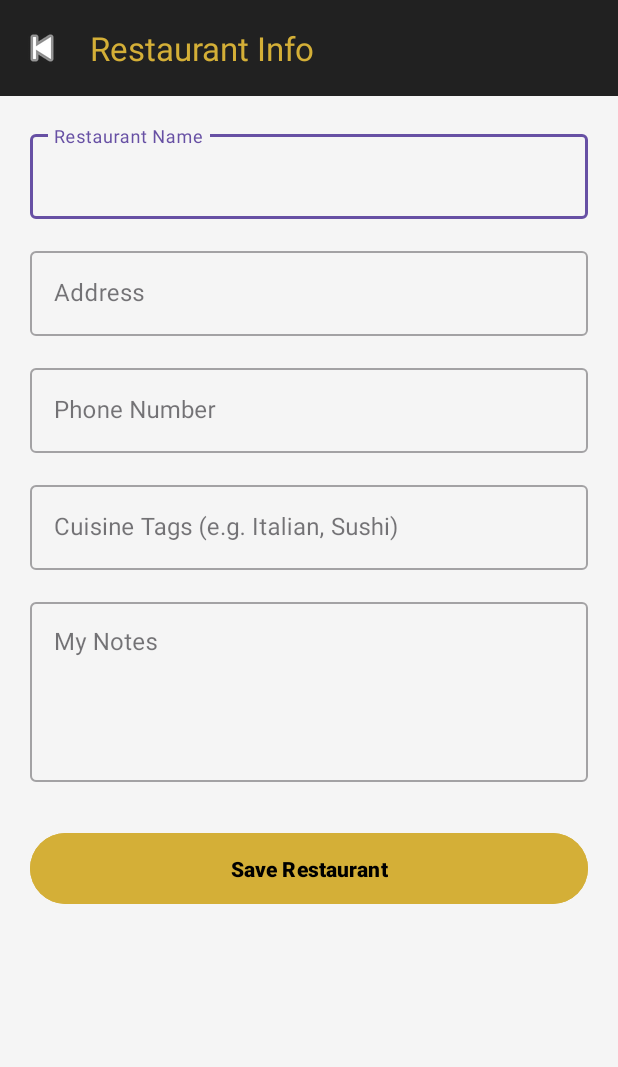
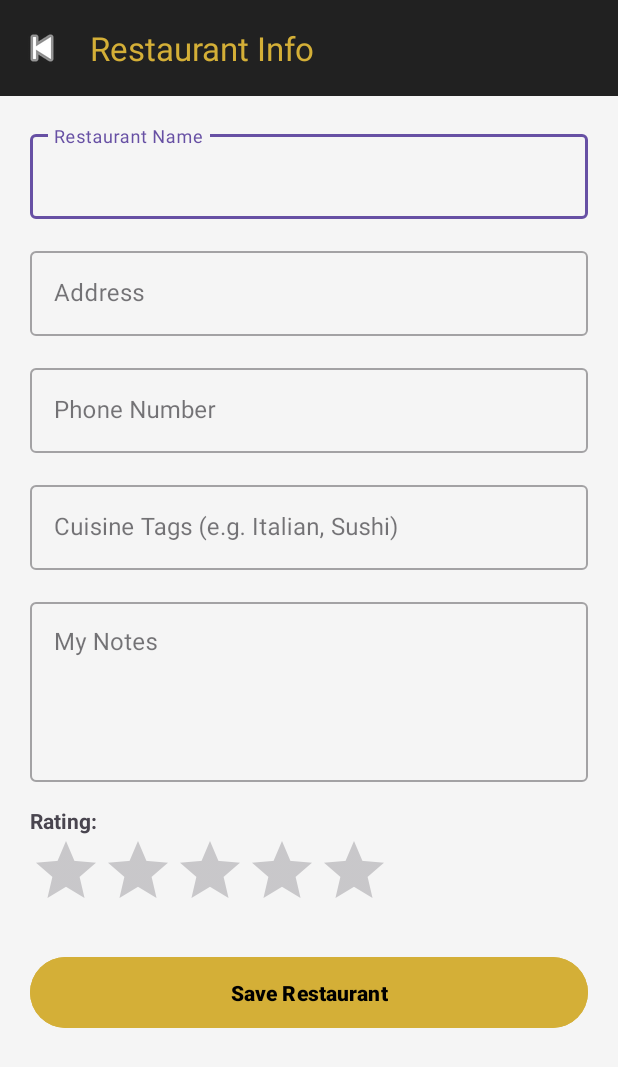
Before and after one commit to YousufSal128/G18-Personal_Restaurant_Guide-Project-Comp3074, an Android app: the screen it shows after launch (RestaurantFormActivity), after a tap on "+ Add Restaurant", on a phone screen of 412 x 824 dp. Shown: the top 1067 px of the screen. Run offline under Robolectric (Android 15) with nearby library versions, the phone set to English and light mode, and no system bars.

Commit message:
added rating 1-5 stars system

```diff
--- a/app/src/main/java/com/example/g18_project_comp3074/DBHelper.java
+++ b/app/src/main/java/com/example/g18_project_comp3074/DBHelper.java
@@ -13,7 +13,7 @@ class DBHelper extends SQLiteOpenHelper {
 
     private Context context;
     public static final String DBName = "G18_Project_COMP3074.db";
-    public static final int version = 1;
+    public static final int version = 2;
 
     public static final String TABLE_NAME = "Restaurants";
     public static final String COLUMN_ID = "_id";
@@ -30,7 +30,7 @@ class DBHelper extends SQLiteOpenHelper {
 
     public DBHelper(@Nullable Context context) {
         super(context, DBName, factory, version);
-        this.context = context; // assign context
+        this.context = context;
     }
 
     @Override
@@ -39,7 +39,7 @@ class DBHelper extends SQLiteOpenHelper {
                 COLUMN_ID + " INTEGER PRIMARY KEY AUTOINCREMENT, " +
                 COLUMN_NAME + " TEXT, " +
                 COLUMN_PHONE + " TEXT, " +
-                COLUMN_RATING + " REAL, " +
+                COLUMN_RATING + " REAL, " + // Added Rating
                 COLUMN_TAGS + " TEXT, " +
                 COLUMN_NOTES + " TEXT, " +
                 COLUMN_ADDRESS + " TEXT, " +
@@ -55,7 +55,7 @@ class DBHelper extends SQLiteOpenHelper {
     }
 
     void addRestaurant(String name, String phone, String tags, String notes,
-                       String address, double latitude, double longitude) {
+                       String address, double latitude, double longitude, float rating) {
 
         SQLiteDatabase db = this.getWritableDatabase();
         ContentValues cv = new ContentValues();
@@ -67,6 +67,7 @@ class DBHelper extends SQLiteOpenHelper {
         cv.put(COLUMN_ADDRESS, address);
         cv.put(COLUMN_LATITUDE, latitude);
         cv.put(COLUMN_LONGITUDE, longitude);
+        cv.put(COLUMN_RATING, rating); // Save rating
 
         long result = db.insert(TABLE_NAME, null, cv);
         if (result == -1) {
@@ -79,13 +80,13 @@ class DBHelper extends SQLiteOpenHelper {
     }
 
     public boolean updateRestaurant(int id, String name, String phone, String notes,
-                                    String tags, String address, double latitude, double longitude) {
+                                    String tags, String address, double latitude, double longitude, float rating) {
         SQLiteDatabase db = this.getWritableDatabase();
         ContentValues cv = new ContentValues();
 
         cv.put(COLUMN_NAME, name);
         cv.put(COLUMN_PHONE, phone);
-        cv.put(COLUMN_RATING, 0.0);
+        cv.put(COLUMN_RATING, rating); // Update rating
         cv.put(COLUMN_TAGS, tags);
         cv.put(COLUMN_ADDRESS, address);
         cv.put(COLUMN_LATITUDE, latitude);
@@ -97,17 +98,16 @@ class DBHelper extends SQLiteOpenHelper {
         return rowsAffected > 0;
     }
 
-
     public Cursor getAllRestaurants() {
         String query = "SELECT * FROM " + TABLE_NAME;
         SQLiteDatabase db = this.getReadableDatabase();
         return db.rawQuery(query, null);
     }
 
-    public Cursor searchRestaurantsByName(String dbName) {
+    public Cursor searchRestaurantsByName(String queryStr) {
         SQLiteDatabase db = this.getReadableDatabase();
-        String query = "SELECT * FROM " + TABLE_NAME + " WHERE " + COLUMN_NAME + " LIKE ?";
-        String[] args = new String[]{"%" + dbName + "%"};
+        String query = "SELECT * FROM " + TABLE_NAME + " WHERE " + COLUMN_NAME + " LIKE ? OR " + COLUMN_TAGS + " LIKE ?";
+        String[] args = new String[]{"%" + queryStr + "%", "%" + queryStr + "%"};
         return db.rawQuery(query, args);
     }
 
--- a/app/src/main/res/layout/activity_restaurant_form.xml
+++ b/app/src/main/res/layout/activity_restaurant_form.xml
@@ -90,11 +90,26 @@
                     android:inputType="textMultiLine"/>
             </com.google.android.material.textfield.TextInputLayout>
 
+            <TextView
+                android:layout_width="wrap_content"
+                android:layout_height="wrap_content"
+                android:text="Rating:"
+                android:layout_marginTop="16dp"
+                android:textStyle="bold"/>
+
+            <RatingBar
+                android:id="@+id/ratingBarInput"
+                android:layout_width="wrap_content"
+                android:layout_height="wrap_content"
+                android:numStars="5"
+                android:stepSize="1.0"
+                android:progressTint="@color/premium_gold"/>
+
             <Button
                 android:id="@+id/btnSaveRestaurant"
                 android:layout_width="match_parent"
                 android:layout_height="55dp"
-                android:layout_marginTop="30dp"
+                android:layout_marginTop="20dp"
                 android:text="Save Restaurant"
                 android:backgroundTint="@color/premium_gold"
                 android:textColor="@color/black"
```
Also changed, not shown: app/src/main/java/com/example/g18_project_comp3074/MainActivity.java (+7 -15 lines), app/src/main/java/com/example/g18_project_comp3074/Restaurant.java (+13 -11 lines), app/src/main/java/com/example/g18_project_comp3074/RestaurantDetailActivity.java (+6 -4 lines), app/src/main/java/com/example/g18_project_comp3074/RestaurantFormActivity.java (+10 -4 lines), app/src/main/res/layout/activity_restaurant_detail.xml (+12 -1 lines).
